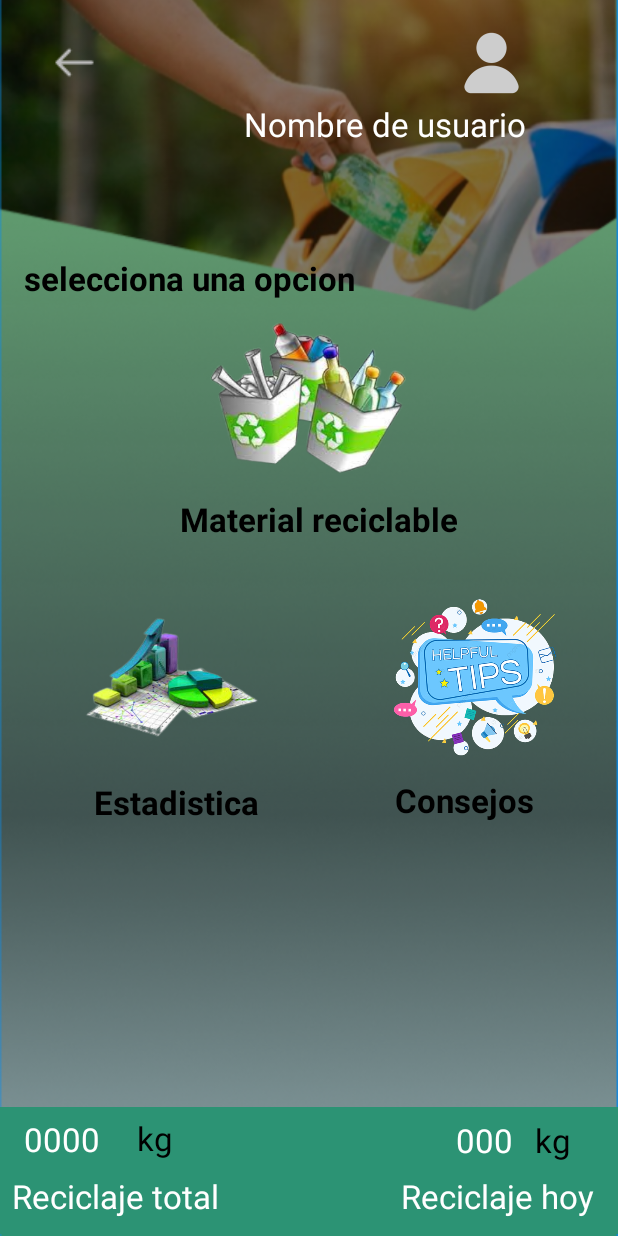
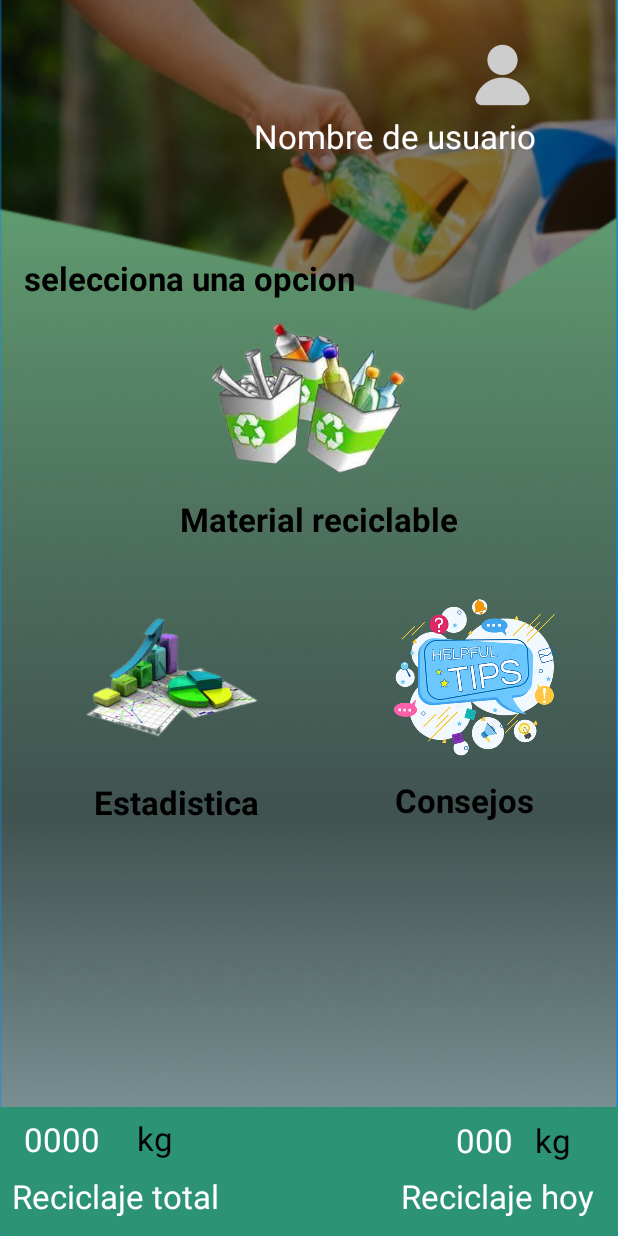
Before and after one commit to noelia333/EcoReciclaje, an Android app: the Perfil_usuario screen opened directly, with no data from a screen before it, on a phone screen of 412 x 824 dp. Run offline under Robolectric (Android 15) with nearby library versions, the phone set to English and light mode, and no system bars.

```diff
--- a/app/src/main/res/layout/activity_perfil_usuario.xml
+++ b/app/src/main/res/layout/activity_perfil_usuario.xml
@@ -18,25 +18,14 @@
         app:layout_constraintTop_toTopOf="parent" />
 
     <ImageView
-        android:id="@+id/ivDevolver"
-        android:layout_width="30dp"
-        android:layout_height="27dp"
-        android:layout_marginTop="28dp"
-        android:src="@drawable/retroceso"
-        app:layout_constraintEnd_toEndOf="@+id/imageView10"
-        app:layout_constraintHorizontal_bias="0.091"
-        app:layout_constraintStart_toStartOf="parent"
-        app:layout_constraintTop_toTopOf="@+id/imageView9" />
-
-    <ImageView
         android:id="@+id/imageView11"
         android:layout_width="46dp"
         android:layout_height="52dp"
-        android:layout_marginTop="16dp"
+        android:layout_marginTop="24dp"
         android:src="@drawable/name"
         app:layout_constraintEnd_toEndOf="parent"
-        app:layout_constraintHorizontal_bias="0.796"
-        app:layout_constraintStart_toEndOf="@+id/ivDevolver"
+        app:layout_constraintHorizontal_bias="0.852"
+        app:layout_constraintStart_toStartOf="parent"
         app:layout_constraintTop_toTopOf="parent" />
 
     <TextView
@@ -48,7 +37,7 @@
         android:textColor="@color/white"
         android:textSize="22sp"
         app:layout_constraintEnd_toEndOf="parent"
-        app:layout_constraintHorizontal_bias="0.647"
+        app:layout_constraintHorizontal_bias="0.687"
         app:layout_constraintStart_toStartOf="parent"
         app:layout_constraintTop_toBottomOf="@+id/imageView11" />
 
--- a/app/src/main/res/layout/activity_registro_usuario.xml
+++ b/app/src/main/res/layout/activity_registro_usuario.xml
@@ -144,12 +144,12 @@
         app:layout_constraintBottom_toBottomOf="parent"
         app:layout_constraintEnd_toEndOf="parent"
         app:layout_constraintStart_toStartOf="parent"
-        app:layout_constraintTop_toBottomOf="@+id/checkBox"
+        app:layout_constraintTop_toBottomOf="@+id/check_terminos"
         android:backgroundTint="#80000000"
         />
 
     <CheckBox
-        android:id="@+id/checkBox"
+        android:id="@+id/check_terminos"
         android:layout_width="match_parent"
         android:layout_height="wrap_content"
         android:layout_marginTop="15dp"
```
Also changed, not shown: app/src/main/java/co/edu/unipiloto/ecoreciclaje_equipo05/registro_usuario.java (+39 -2 lines).
